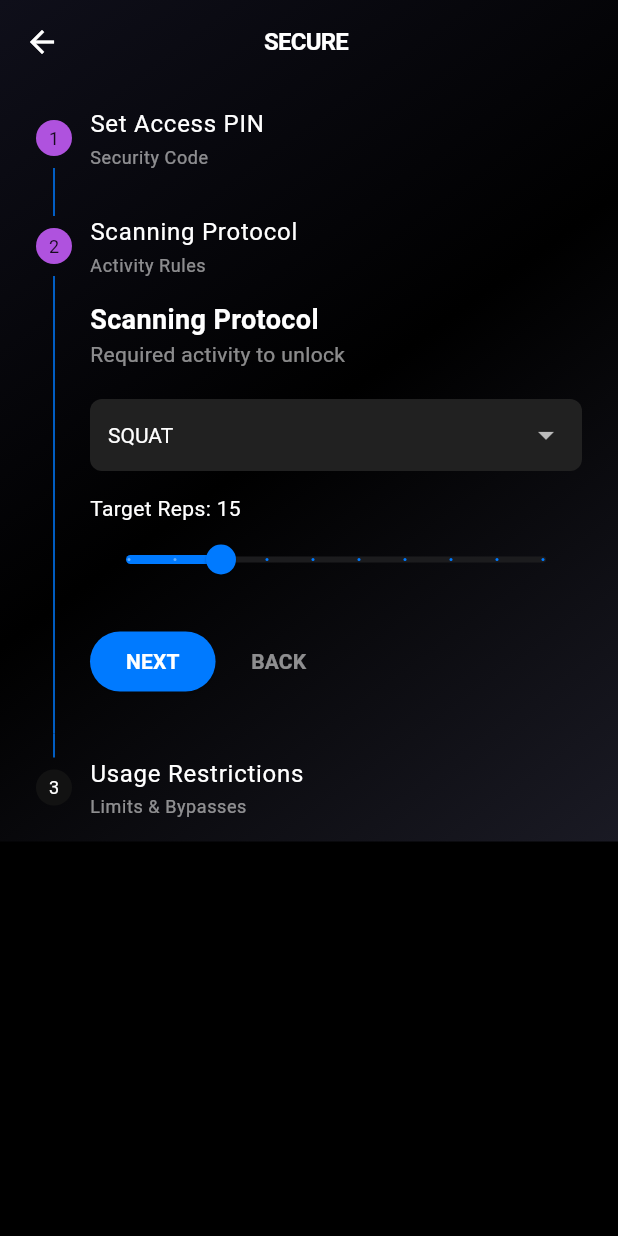
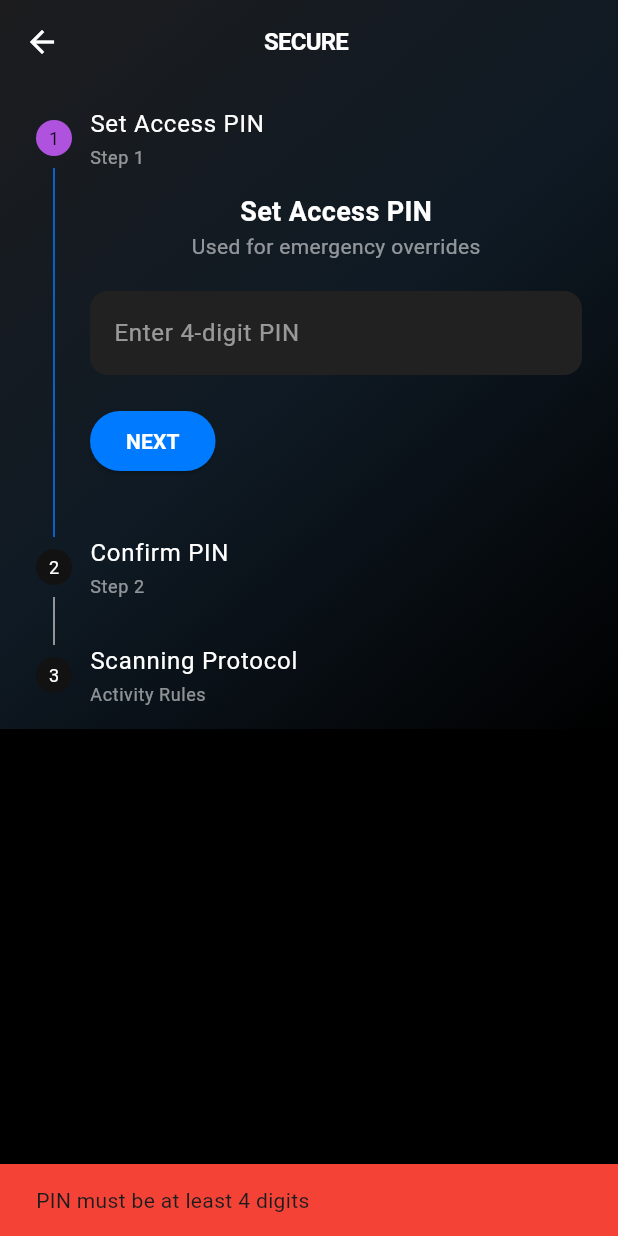
Before and after one commit to SivaSekar-P/ActivLock, a Flutter app: the AppConfigurationScreen screen opened directly with empty values, after a tap on "NEXT", on a phone screen of 412 x 824 dp. Run offline on Flutter 3.47's test engine with Material 3 defaults, Android fonts, the phone set to English and light mode, and no system bars; our stand-ins replace flutter_riverpod, permission_handler, shared_preferences; missing offline and left inert: google_mlkit_pose_detection, installed_apps; accounts and stored records are empty.

Commit message:
Refactor Settings, App Config, Lock Screen, and Auto-Righting Avatar

```diff
--- a/lib/screens/app_configuration_screen.dart
+++ b/lib/screens/app_configuration_screen.dart
@@ -35,10 +35,6 @@ class _AppConfigurationScreenState extends ConsumerState<AppConfigurationScreen>
   ExerciseType _selectedExercise = ExerciseType.squat;
   int _targetReps = 15;
 
-  // Limits Config
-  int _maxExceptions = 3;
-  int _dailyUnlockLimit = 10;
-
   @override
   void initState() {
     super.initState();
@@ -54,14 +50,24 @@ class _AppConfigurationScreenState extends ConsumerState<AppConfigurationScreen>
       _confirmPinController.text = app.pinCode ?? "";
       _selectedExercise = app.exerciseType;
       _targetReps = app.targetReps;
-      _maxExceptions = app.dailyExceptions;
-      _dailyUnlockLimit = app.dailyUnlockLimit;
     } catch (e) {
       // Defaults
     }
   }
 
   void _nextStep() {
+    if (_currentStep == 0) {
+      if (_pinController.text.length < 4) {
+         ScaffoldMessenger.of(context).showSnackBar(const SnackBar(content: Text("PIN must be at least 4 digits"), backgroundColor: Colors.red));
+         return;
+      }
+    }
+    if (_currentStep == 1) {
+      if (_pinController.text != _confirmPinController.text) {
+         ScaffoldMessenger.of(context).showSnackBar(const SnackBar(content: Text("PINs do not match!"), backgroundColor: Colors.red));
+         return;
+      }
+    }
     setState(() => _currentStep++);
   }
 
@@ -70,8 +76,8 @@ class _AppConfigurationScreenState extends ConsumerState<AppConfigurationScreen>
   }
 
   void _finishSetup() {
-    // Validation
-    if (_currentStep == 0 || widget.isEditing) {
+    // Final Validation exactly for editing mode directly
+    if (widget.isEditing) {
        if (_pinController.text != _confirmPinController.text) {
         ScaffoldMessenger.of(context).showSnackBar(const SnackBar(content: Text("PINs do not match!"), backgroundColor: Colors.red));
         return;
@@ -101,9 +107,9 @@ class _AppConfigurationScreenState extends ConsumerState<AppConfigurationScreen>
       pinCode: _pinController.text,
       exerciseType: _selectedExercise,
       targetReps: _targetReps,
-      dailyExceptions: _maxExceptions,
+      dailyExceptions: 3, // Defaults since limits are removed from UI
       usedExceptions: existingUsedEx,
-      dailyUnlockLimit: _dailyUnlockLimit,
+      dailyUnlockLimit: 10,
       usedUnlocks: existingUsedUnlocks,
       lastResetDate: existingReset,
     );
@@ -114,7 +120,7 @@ class _AppConfigurationScreenState extends ConsumerState<AppConfigurationScreen>
 
   Widget _buildStepContent(int stepIndex, Color textColor, Color subTextColor, Color inputFillColor, bool isDark) {
     switch (stepIndex) {
-      case 0: // PIN
+      case 0: // Set PIN
         return Column(
           children: [
             Text("Set Access PIN", style: TextStyle(color: textColor, fontSize: 18, fontWeight: FontWeight.bold)),
@@ -133,7 +139,14 @@ class _AppConfigurationScreenState extends ConsumerState<AppConfigurationScreen>
                 border: OutlineInputBorder(borderRadius: BorderRadius.circular(12), borderSide: BorderSide.none),
               ),
             ),
-            const SizedBox(height: 10),
+          ],
+        );
+      case 1: // Confirm PIN
+        return Column(
+          children: [
+            Text("Confirm PIN", style: TextStyle(color: textColor, fontSize: 18, fontWeight: FontWeight.bold)),
+            Text("Re-enter the security code", style: TextStyle(color: subTextColor)),
+            const SizedBox(height: 20),
             TextField(
               controller: _confirmPinController,
               keyboardType: TextInputType.number,
@@ -149,7 +162,7 @@ class _AppConfigurationScreenState extends ConsumerState<AppConfigurationScreen>
             ),
           ],
         );
-      case 1: // EXERCISE
+      case 2: // EXERCISE
         return Column(
           crossAxisAlignment: CrossAxisAlignment.start,
           children: [
@@ -178,34 +191,6 @@ class _AppConfigurationScreenState extends ConsumerState<AppConfigurationScreen>
               activeColor: AppTheme.mySystemBlue,
               label: _targetReps.toString(),
               onChanged: (val) => setState(() => _targetReps = val.round()),
-            ),
-          ],
-        );
-      case 2: // LIMITS
-        return Column(
-          crossAxisAlignment: CrossAxisAlignment.start,
-          children: [
-            Text("Usage Restrictions", style: TextStyle(color: textColor, fontSize: 18, fontWeight: FontWeight.bold)),
-            Text("Define daily allowances", style: TextStyle(color: subTextColor)),
-            const SizedBox(height: 20),
-
-            Text("Max Unlocks per Day: $_dailyUnlockLimit", style: TextStyle(color: textColor, fontWeight: FontWeight.bold)),
-            Slider(
-              value: _dailyUnlockLimit.toDouble(),
-              min: 1, max: 50, divisions: 49,
-              activeColor: AppTheme.mySystemBlue,
-              label: _dailyUnlockLimit.toString(),
-              onChanged: (val) => setState(() => _dailyUnlockLimit = val.round()),
-            ),
-            const SizedBox(height: 15),
-
-            Text("Emergency Bypasses: $_maxExceptions", style: TextStyle(color: textColor, fontWeight: FontWeight.bold)),
-            Slider(
-              value: _maxExceptions.toDouble(),
-              min: 0, max: 10, divisions: 10,
-              activeColor: AppTheme.mySystemRed,
-              label: _maxExceptions.toString(),
-              onChanged: (val) => setState(() => _maxExceptions = val.round()),
             ),
           ],
         );
@@ -283,19 +268,19 @@ class _AppConfigurationScreenState extends ConsumerState<AppConfigurationScreen>
                   steps: [
                     Step(
                       title: Text("Set Access PIN", style: TextStyle(color: textColor)),
-                      subtitle: Text("Security Code", style: TextStyle(color: subTextColor)),
+                      subtitle: Text("Step 1", style: TextStyle(color: subTextColor)),
                       isActive: _currentStep >= 0,
                       content: _buildStepContent(0, textColor, subTextColor, inputFillColor, isDark),
                     ),
                     Step(
-                      title: Text("Scanning Protocol", style: TextStyle(color: textColor)),
-                      subtitle: Text("Activity Rules", style: TextStyle(color: subTextColor)),
+                      title: Text("Confirm PIN", style: TextStyle(color: textColor)),
+                      subtitle: Text("Step 2", style: TextStyle(color: subTextColor)),
                       isActive: _currentStep >= 1,
                       content: _buildStepContent(1, textColor, subTextColor, inputFillColor, isDark),
                     ),
                     Step(
-                      title: Text("Usage Restrictions", style: TextStyle(color: textColor)),
-                      subtitle: Text("Limits & Bypasses", style: TextStyle(color: subTextColor)),
+                      title: Text("Scanning Protocol", style: TextStyle(color: textColor)),
+                      subtitle: Text("Activity Rules", style: TextStyle(color: subTextColor)),
                       isActive: _currentStep >= 2,
                       content: _buildStepContent(2, textColor, subTextColor, inputFillColor, isDark),
                     ),
--- a/lib/screens/settings_screen.dart
+++ b/lib/screens/settings_screen.dart
@@ -39,10 +39,6 @@ class _SettingsScreenState extends ConsumerState<SettingsScreen> {
 
   Future<void> _loadSettings() async {
     final hasPin = await ref.read(settingsServiceProvider).isPinSet();
-    final usage = ref.read(usageServiceProvider);
-    final dLimit = await usage.getMaxDailyUnlocks();
-    final eLimit = await usage.getMaxEmergencyUsage();
-
     final settings = ref.read(settingsServiceProvider);
     final rReps = await settings.getRequiredReps();
     final dSteps = await settings.getDailyStepGoal();
@@ -50,8 +46,6 @@ class _SettingsScreenState extends ConsumerState<SettingsScreen> {
     if (mounted) {
       setState(() {
         _isPinSet = hasPin;
-        _dailyUnlockLimit = dLimit;
-        _emergencyLimit = eLimit;
         _requiredReps = rReps;
         _dailyStepGoal = dSteps;
         _isLoading = false;
@@ -94,15 +88,11 @@ class _SettingsScreenState extends ConsumerState<SettingsScreen> {
   }
 
   void _handleSaveLimits() async {
-    final usage = ref.read(usageServiceProvider);
-    await usage.setMaxDailyUnlocks(_dailyUnlockLimit);
-    await usage.setMaxEmergencyUsage(_emergencyLimit);
-
     final settings = ref.read(settingsServiceProvider);
     await settings.setRequiredReps(_requiredReps);
     await settings.setDailyStepGoal(_dailyStepGoal);
 
-    _showSnack("Usage Limits & Goals Updated!");
+    _showSnack("Exercise Goals Updated!");
   }
 
   void _showSnack(String msg, {bool isError = false}) {
@@ -232,6 +222,7 @@ class _SettingsScreenState extends ConsumerState<SettingsScreen> {
                       selected: {themeMode},
                       onSelectionChanged: (Set<ThemeMode> newSelection) {
                         ref.read(themeProvider.notifier).setTheme(newSelection.first);
+                        _showSnack("Theme updated to ${newSelection.first.name.toUpperCase()}");
                       },
                       style: ButtonStyle(
                         backgroundColor: MaterialStateProperty.resolveWith((states) {
@@ -248,11 +239,11 @@ class _SettingsScreenState extends ConsumerState<SettingsScreen> {
 
               const SizedBox(height: 24),
 
-              // --- SECTION 2: LIMITS ---
+              // --- SECTION 2: EXERCISE GOALS ---
               Padding(
                 padding: const EdgeInsets.only(left: 12, bottom: 8),
                 child: Text(
-                  "ACTIVITY LIMITS",
+                  "EXERCISE GOALS",
                   style: TextStyle(color: isDark ? AppTheme.darkTextSecondary : AppTheme.lightTextSecondary, fontSize: 12, fontWeight: FontWeight.bold),
                 ),
               ),
@@ -261,14 +252,6 @@ class _SettingsScreenState extends ConsumerState<SettingsScreen> {
                 child: Column(
                   crossAxisAlignment: CrossAxisAlignment.start,
                   children: [
-                    _buildLimitSlider("Max Activity Unlocks / Day", _dailyUnlockLimit, 1, 10, (val) {
-                      setState(() => _dailyUnlockLimit = val);
-                    }, isDark),
-                    const SizedBox(height: 10),
-                    _buildLimitSlider("Max Emergency Bypasses / Day", _emergencyLimit, 0, 5, (val) {
-                      setState(() => _emergencyLimit = val);
-                    }, isDark),
-                    const SizedBox(height: 10),
                     _buildLimitSlider("Required Exercise Reps", _requiredReps, 1, 50, (val) {
                       setState(() => _requiredReps = val);
                     }, isDark),
@@ -283,7 +266,7 @@ class _SettingsScreenState extends ConsumerState<SettingsScreen> {
                           shape: RoundedRectangleBorder(borderRadius: BorderRadius.circular(12)),
                           padding: const EdgeInsets.symmetric(vertical: 16),
                         ),
-                        child: const Text("SAVE LIMITS", style: TextStyle(fontWeight: FontWeight.bold)),
+                        child: const Text("SAVE GOALS", style: TextStyle(fontWeight: FontWeight.bold)),
                       ),
                     ),
                   ],
--- a/lib/theme/app_theme.dart
+++ b/lib/theme/app_theme.dart
@@ -90,9 +90,9 @@ class AppBackground extends StatelessWidget {
           end: Alignment.bottomRight,
           colors: isDark
             ? [
-                const Color(0xFF0F0F1A), // deep dark blue/purple tint
+                const Color(0xFF1C1C1E), // iOS elevated dark surface base
+                const Color(0xFF0F1A24), // deep ocean/slate tint
                 const Color(0xFF000000),
-                const Color(0xFF1A1A24),
               ]
             : [
                 const Color(0xFFF2F2F7),
```
Also changed, not shown: lib/screens/lock_overlay_screen.dart (+12 -74 lines), lib/screens/workout_screen.dart (+22 -1 lines), 1 other file.
